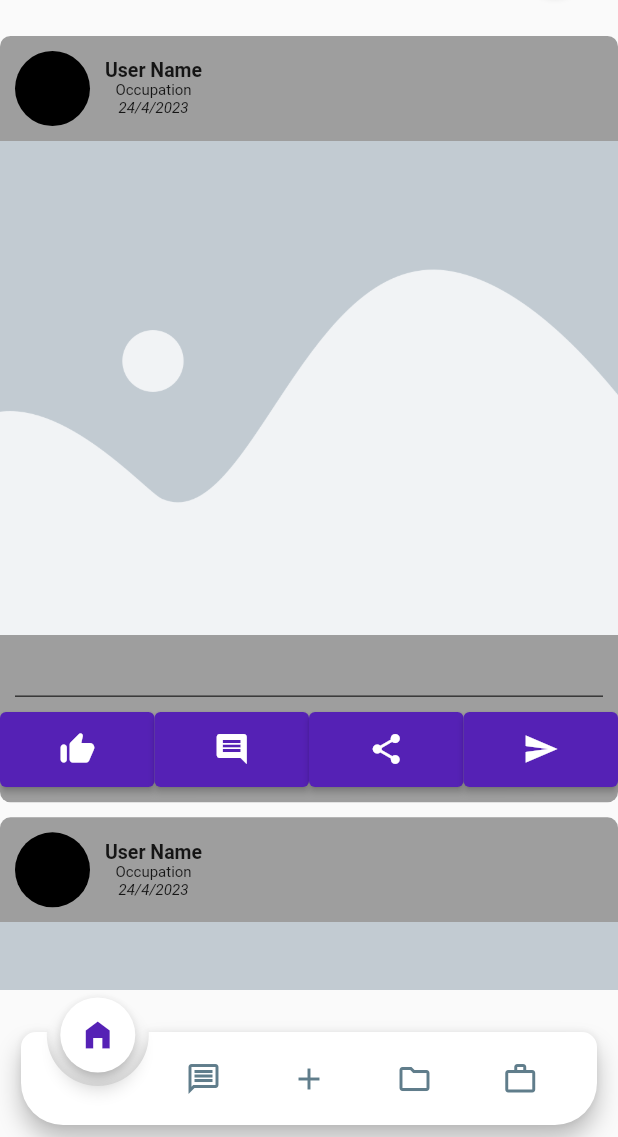
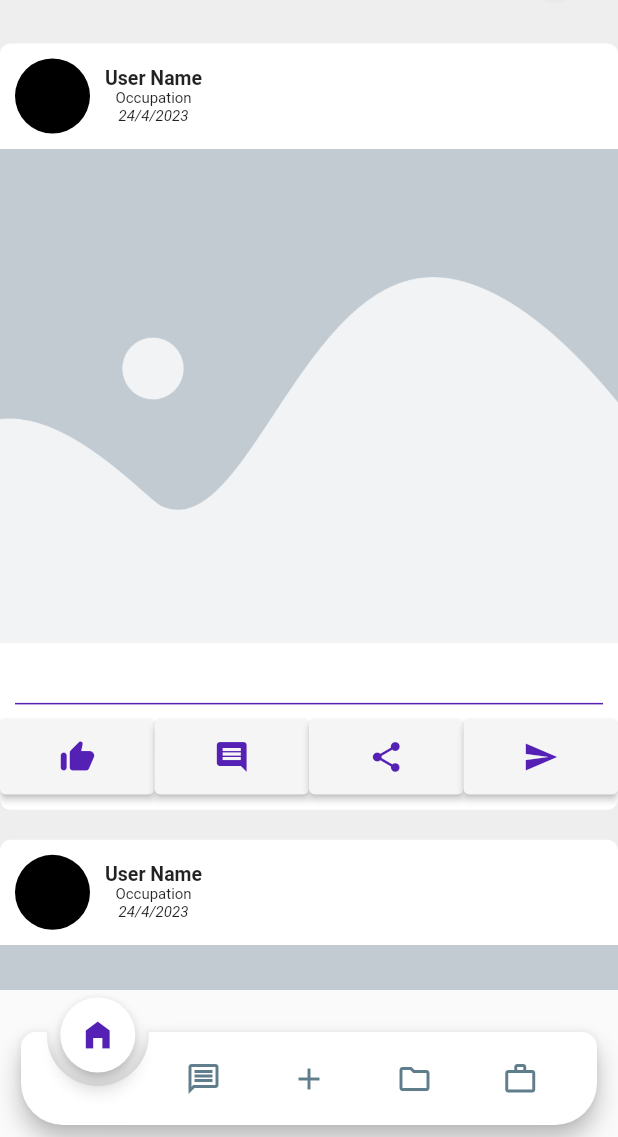
Before and after one commit to ColaborativeWorkpace-Colab/colabs-mobile, a Flutter app: the HomeScreen screen opened directly, after a tap on the "thumb up alt" icon, on a phone screen of 412 x 824 dp, the part 99-1236 px from its top. Run offline on Flutter 3.47's test engine with Material 2 defaults, Android fonts, the phone set to English and light mode, and no system bars; drawn by our look-alikes of animated_notch_bottom_bar; our stand-ins replace flutter_dotenv; missing offline and left inert: oauth2_client.

Commit message:
Navbar filter added, post container design enhanced, jobs interface structure is being constructed, profile page added

```diff
--- a/analysis_options.yaml
+++ b/analysis_options.yaml
@@ -48,7 +48,6 @@ linter:
     - constant_identifier_names
     - empty_constructor_bodies
     - library_prefixes
-    - no_default_cases
     - no_leading_underscores_for_local_identifiers
     - no_leading_underscores_for_library_prefixes
     - parameter_assignments
--- a/lib/components/authenticate.dart
+++ b/lib/components/authenticate.dart
@@ -21,7 +21,7 @@ class Authenticate extends StatelessWidget {
                   shape: RoundedRectangleBorder(
                       borderRadius: BorderRadius.circular(5))),
               onPressed: () async {
-                //TODO: Revert to original
+                //FIXME: Revert to original
                 //authenticator.setAccessToken =
                 //    await authenticator.getGoogleToken();
                 Navigator.pushNamed(context, '/');
--- a/lib/components/navbar.dart
+++ b/lib/components/navbar.dart
@@ -1,7 +1,25 @@
 import 'package:flutter/material.dart';
 
+enum SearchFilter { social, project, job, message }
+
+extension SearchExtension on SearchFilter {
+  String get name {
+    switch (this) {
+      case SearchFilter.job:
+        return 'Jobs';
+      case SearchFilter.project:
+        return 'Projects';
+      case SearchFilter.message:
+        return 'Messages';
+      default:
+        return '';
+    }
+  }
+}
+
 class Navbar extends StatelessWidget {
-  const Navbar({super.key});
+  final SearchFilter searchFilter;
+  const Navbar({super.key, required this.searchFilter});
 
   @override
   Widget build(BuildContext context) {
@@ -17,20 +35,34 @@ class Navbar extends StatelessWidget {
                 style: const TextStyle(fontSize: 15),
                 decoration: InputDecoration(
                     suffixIcon: IconButton(
-                        onPressed: () {},
+                        onPressed: () {
+                          switch (searchFilter) {
+                            case SearchFilter.social:
+                              break;
+                            case SearchFilter.message:
+                              break;
+                            case SearchFilter.project:
+                              break;
+                            case SearchFilter.job:
+                              break;
+                          }
+                        },
                         icon: const Icon(Icons.search_rounded)),
-                    hintText: 'Search',
+                    hintText: 'Search ${searchFilter.name}',
                     border: const OutlineInputBorder(
                         borderRadius: BorderRadius.all(Radius.circular(45)))))),
-        ElevatedButton(
+        Hero(
+          tag: 'ProfileTag',
+          child: ElevatedButton(
             onPressed: () {
-            Navigator.pushNamed(context, '/login');
+              Navigator.pushNamed(context, '/profile');
             },
             style: ElevatedButton.styleFrom(shape: const CircleBorder()),
             child: const CircleAvatar(
               radius: 20,
               backgroundColor: Colors.black,
             ),
+          ),
         )
       ]),
     );
--- a/lib/components/post_container.dart
+++ b/lib/components/post_container.dart
@@ -11,9 +11,9 @@ class PostContainer extends StatelessWidget {
     return Container(
         height: screenHeight * .62,
         width: screenWidth * .95,
-        margin: const EdgeInsets.symmetric(vertical: 5),
+        margin: const EdgeInsets.symmetric(vertical: 10),
         decoration: BoxDecoration(
-            color: Colors.grey, borderRadius: BorderRadius.circular(7)),
+            color: Colors.white, borderRadius: BorderRadius.circular(7)),
         child: Column(children: <Widget>[
           Row(children: <Widget>[
             Container(
@@ -35,29 +35,61 @@ class PostContainer extends StatelessWidget {
           const SizedBox(height: 30),
           Container(
               margin: const EdgeInsets.all(10),
-              child: const Divider(height: 1, color: Colors.black)),
+              child: const Divider(
+                  height: 1, thickness: 1, color: Color(0xFF5521B5))),
           Row(children: <Widget>[
             SizedBox(
                 height: 50,
                 width: screenWidth * .25,
                 child: ElevatedButton(
-                    onPressed: () {},
-                    child: const Icon(Icons.thumb_up_alt_rounded))),
+                    style: ElevatedButton.styleFrom(
+                        backgroundColor: Colors.grey[100]!),
+                    onPressed: () {
+                      //TODO: Like a post
+                    },
+                    child: const Icon(
+                      Icons.thumb_up_alt_rounded,
+                      color: Color(0xFF5521B5),
+                    ))),
             SizedBox(
                 height: 50,
                 width: screenWidth * .25,
                 child: ElevatedButton(
-                    onPressed: () {}, child: const Icon(Icons.comment))),
+                    style: ElevatedButton.styleFrom(
+                        backgroundColor: Colors.grey[100]!),
+                    onPressed: () {
+                      //TODO: Comment on a post
+                    },
+                    child: const Icon(
+                      Icons.comment,
+                      color: Color(0xFF5521B5),
+                    ))),
             SizedBox(
                 height: 50,
                 width: screenWidth * .25,
                 child: ElevatedButton(
-                    onPressed: () {}, child: const Icon(Icons.share))),
+                    style: ElevatedButton.styleFrom(
+                        backgroundColor: Colors.grey[100]!),
+                    onPressed: () {
+                      //TODO: share a post
+                    },
+                    child: const Icon(
+                      Icons.share,
+                      color: Color(0xFF5521B5),
+                    ))),
             SizedBox(
                 height: 50,
                 width: screenWidth * .25,
                 child: ElevatedButton(
-                    onPressed: () {}, child: const Icon(Icons.send)))
+                    style: ElevatedButton.styleFrom(
+                        backgroundColor: Colors.grey[100]!),
+                    onPressed: () {
+                      //TODO: Send a post in private message
+                    },
+                    child: const Icon(
+                      Icons.send,
+                      color: Color(0xFF5521B5),
+                    )))
           ])
         ]));
   }
--- a/lib/main.dart
+++ b/lib/main.dart
@@ -1,6 +1,7 @@
 import 'package:colabs_mobile/controllers/authenticator.dart';
 import 'package:colabs_mobile/screens/login.dart';
 import 'package:colabs_mobile/screens/home.dart';
+import 'package:colabs_mobile/screens/pages/profile.dart';
 import 'package:colabs_mobile/screens/signup.dart';
 import 'package:colabs_mobile/themes/default_theme.dart';
 import 'package:flutter/material.dart';
@@ -36,6 +37,7 @@ class ColabsApp extends StatelessWidget {
             '/': (_) => HomeScreen(),
             '/login': (_) => LoginScreen(),
             '/signup': (_) => SignupScreen(),
+            '/profile': (_) => const ProfilePage()
           }
         );
       }
--- a/lib/screens/pages/jobs.dart
+++ b/lib/screens/pages/jobs.dart
@@ -1,3 +1,4 @@
+import 'package:colabs_mobile/components/navbar.dart';
 import 'package:flutter/material.dart';
 
 class JobsPage extends StatelessWidget {
@@ -6,7 +7,20 @@ class JobsPage extends StatelessWidget {
   @override
   Widget build(BuildContext context) {
     return SafeArea(
-      child: Container(),
-    );
+        child: Column(children: <Widget>[
+      const Navbar(searchFilter: SearchFilter.job),
+      Expanded(
+        child: ListView.builder(
+          itemCount: 4,
+          shrinkWrap: true,
+          itemBuilder: (BuildContext context, int index) {
+            return const ListTile(
+              title: Text('Job Title'),
+              subtitle: Text('Job Description'),
+            );
+          },
+        ),
+      )
+    ]));
   }
 }
--- a/lib/screens/pages/social.dart
+++ b/lib/screens/pages/social.dart
@@ -8,9 +8,11 @@ class SocialPage extends StatelessWidget {
   @override
   Widget build(BuildContext context) {
     return SafeArea(
+      child: Container(
+        color: Colors.grey[200]!,
         child: Column(
           children: <Widget>[
-          const Navbar(),
+            const Navbar(searchFilter: SearchFilter.social),
             Expanded(
               child: ListView.builder(
                   shrinkWrap: true,
@@ -21,6 +23,7 @@ class SocialPage extends StatelessWidget {
             )
           ],
         ),
+      ),
     );
   }
 }
```
Also changed, not shown: lib/screens/pages/profile.dart (added, +48 -0 lines), lib/themes/default_theme.dart (+12 -12 lines). Lines whose indentation alone changed are shown as unchanged.
